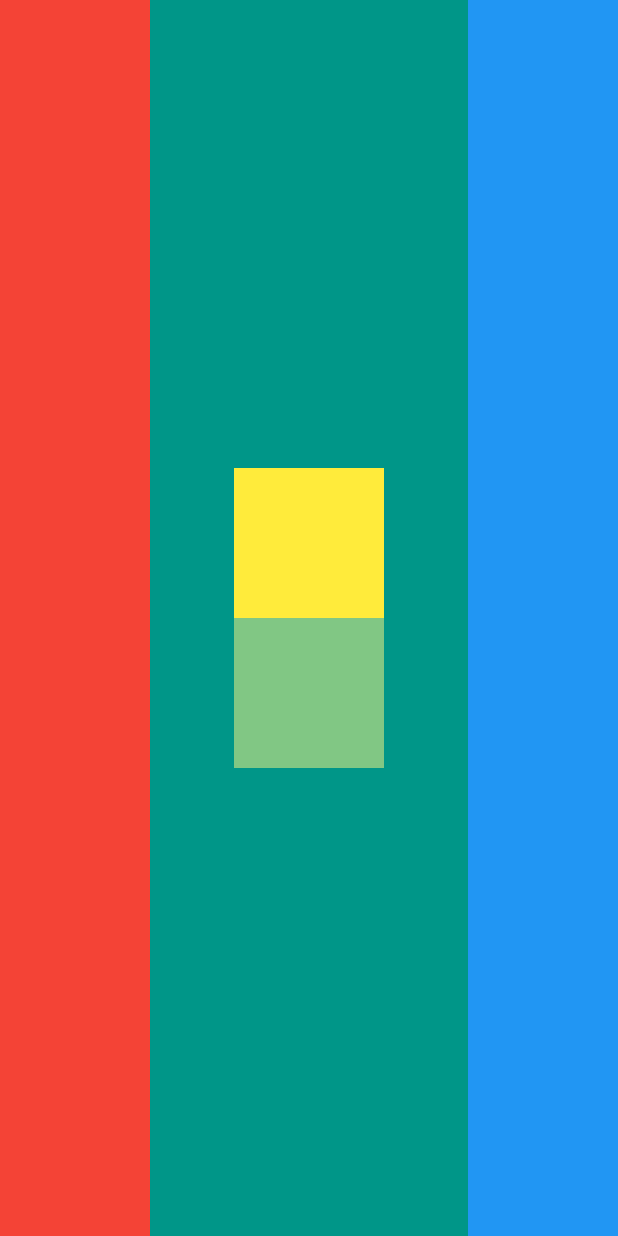
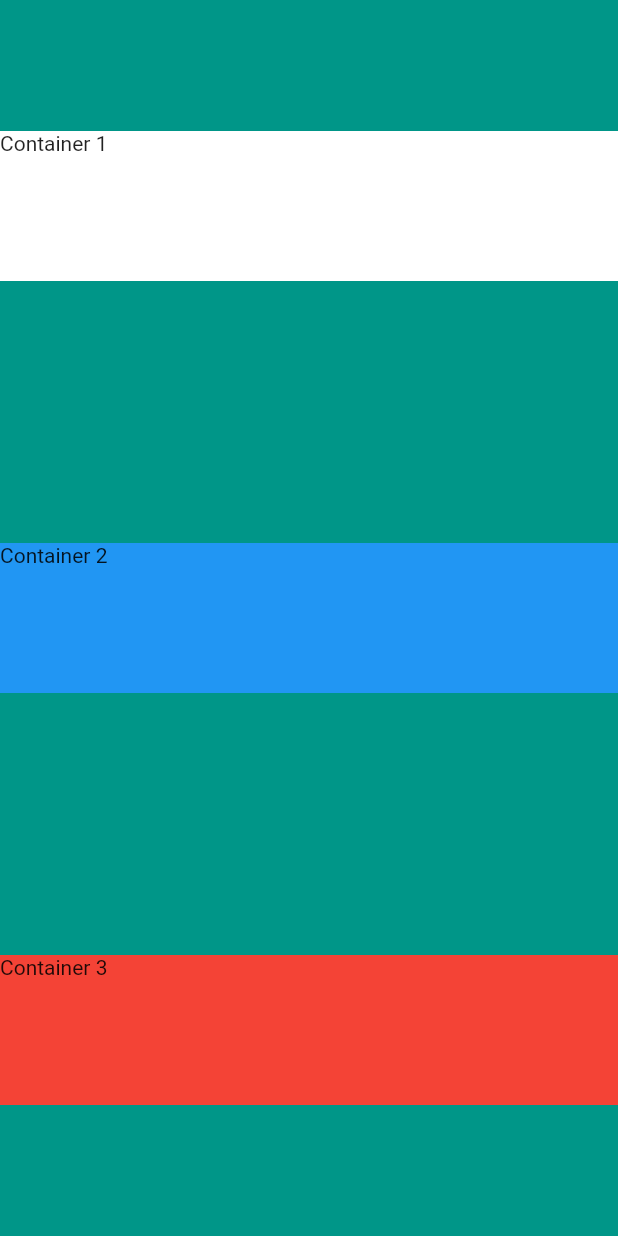
Before and after one commit to paulocf92/flutter-app-brewery, a Flutter app: the screen it shows after launch, on a phone screen of 412 x 824 dp. Run offline on Flutter 3.47's test engine with Material 2 defaults, Android fonts, the phone set to English and light mode, and no system bars.

Commit message:
chore: revert app state pre-challenge

```diff
--- a/mi-card/lib/main.dart
+++ b/mi-card/lib/main.dart
@@ -11,32 +11,24 @@ class MyApp extends StatelessWidget {
       home: Scaffold(
         backgroundColor: Colors.teal,
         body: SafeArea(
-          child: Row(
-            mainAxisAlignment: MainAxisAlignment.spaceBetween,
-            // crossAxisAlignment: CrossAxisAlignment.stretch,
+          child: Column(
+            mainAxisAlignment: MainAxisAlignment.spaceAround,
+            crossAxisAlignment: CrossAxisAlignment.stretch,
             children: <Widget>[
               Container(
-                width: 100,
-                color: Colors.red,
-              ),
-              Column(
-                mainAxisAlignment: MainAxisAlignment.center,
-                children: <Widget>[
-                  Container(
-                    width: 100,
-                    height: 100,
-                    color: Colors.yellow,
-                  ),
-                  Container(
-                    width: 100,
-                    height: 100,
-                    color: Colors.green[300],
-                  ),
-                ],
+                height: 100,
+                color: Colors.white,
+                child: Text('Container 1'),
               ),
               Container(
-                width: 100,
+                height: 100,
                 color: Colors.blue,
+                child: Text('Container 2'),
+              ),
+              Container(
+                height: 100,
+                color: Colors.red,
+                child: Text('Container 3'),
               ),
             ],
           ),
```
